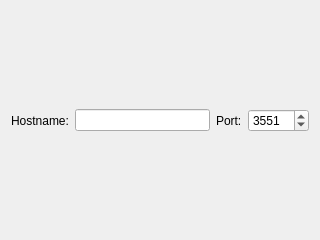
licehunter/plasma-apcups, file plasma-applet-apcups/ApcUpsPlasmoidConfiguration.ui: the form before one commit.
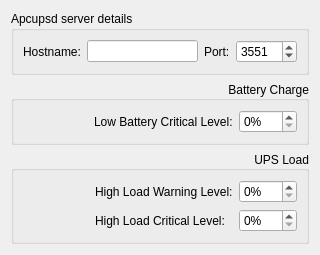
The form after the commit.

Commit message:
Added more configuration options
Now it is possible to configure the levels at which the plasmoid
will go from normal to warning to critical states, based on
battery charge and system load.

```diff
--- a/plasma-applet-apcups/ApcUpsPlasmoidConfiguration.ui
+++ b/plasma-applet-apcups/ApcUpsPlasmoidConfiguration.ui
@@ -13,20 +13,13 @@
   <property name="windowTitle">
    <string>Form</string>
   </property>
+  <layout class="QVBoxLayout" name="verticalLayout_2">
+   <item>
+    <widget class="QGroupBox" name="groupBox">
+     <property name="title">
+      <string>Apcupsd server details</string>
+     </property>
   <layout class="QVBoxLayout" name="verticalLayout">
-   <item>
-    <spacer name="verticalSpacer_2">
-     <property name="orientation">
-      <enum>Qt::Vertical</enum>
-     </property>
-     <property name="sizeHint" stdset="0">
-      <size>
-       <width>20</width>
-       <height>95</height>
-      </size>
-     </property>
-    </spacer>
-   </item>
    <item>
     <layout class="QHBoxLayout" name="horizontalLayout">
      <item>
@@ -67,18 +60,137 @@
      </item>
     </layout>
    </item>
+     </layout>
+    </widget>
+   </item>
    <item>
-    <spacer name="verticalSpacer">
+    <widget class="QGroupBox" name="groupBox_3">
+     <property name="sizePolicy">
+      <sizepolicy hsizetype="Preferred" vsizetype="Expanding">
+       <horstretch>0</horstretch>
+       <verstretch>0</verstretch>
+      </sizepolicy>
+     </property>
+     <property name="title">
+      <string>Battery Charge</string>
+     </property>
+     <property name="alignment">
+      <set>Qt::AlignRight|Qt::AlignTrailing|Qt::AlignVCenter</set>
+     </property>
+     <property name="flat">
+      <bool>false</bool>
+     </property>
+     <layout class="QGridLayout" name="gridLayout">
+      <item row="0" column="0">
+       <layout class="QHBoxLayout" name="horizontalLayout_2">
+        <item>
+         <spacer name="horizontalSpacer">
      <property name="orientation">
-      <enum>Qt::Vertical</enum>
+           <enum>Qt::Horizontal</enum>
      </property>
      <property name="sizeHint" stdset="0">
       <size>
-       <width>20</width>
-       <height>95</height>
+            <width>40</width>
+            <height>20</height>
       </size>
      </property>
     </spacer>
+        </item>
+        <item>
+         <widget class="QLabel" name="label_3">
+          <property name="text">
+           <string>Low Battery Critical Level:</string>
+          </property>
+          <property name="buddy">
+           <cstring>battChargeCritical</cstring>
+          </property>
+         </widget>
+        </item>
+       </layout>
+      </item>
+      <item row="0" column="1">
+       <widget class="QSpinBox" name="battChargeCritical">
+        <property name="suffix">
+         <string>%</string>
+        </property>
+        <property name="maximum">
+         <number>100</number>
+        </property>
+       </widget>
+      </item>
+     </layout>
+    </widget>
+   </item>
+   <item>
+    <widget class="QGroupBox" name="groupBox_4">
+     <property name="sizePolicy">
+      <sizepolicy hsizetype="Preferred" vsizetype="Expanding">
+       <horstretch>0</horstretch>
+       <verstretch>0</verstretch>
+      </sizepolicy>
+     </property>
+     <property name="title">
+      <string>UPS Load</string>
+     </property>
+     <property name="alignment">
+      <set>Qt::AlignRight|Qt::AlignTrailing|Qt::AlignVCenter</set>
+     </property>
+     <layout class="QGridLayout" name="gridLayout_2">
+      <item row="0" column="0" rowspan="2">
+       <spacer name="horizontalSpacer_2">
+        <property name="orientation">
+         <enum>Qt::Horizontal</enum>
+        </property>
+        <property name="sizeHint" stdset="0">
+         <size>
+          <width>73</width>
+          <height>20</height>
+         </size>
+        </property>
+       </spacer>
+      </item>
+      <item row="0" column="1">
+       <widget class="QLabel" name="label_4">
+        <property name="text">
+         <string>High Load Warning Level:</string>
+        </property>
+        <property name="buddy">
+         <cstring>loadPctWarning</cstring>
+        </property>
+       </widget>
+      </item>
+      <item row="0" column="2">
+       <widget class="QSpinBox" name="loadPctWarning">
+        <property name="suffix">
+         <string>%</string>
+        </property>
+        <property name="maximum">
+         <number>100</number>
+        </property>
+       </widget>
+      </item>
+      <item row="1" column="1">
+       <widget class="QLabel" name="label_5">
+        <property name="text">
+         <string>High Load Critical Level:</string>
+        </property>
+        <property name="buddy">
+         <cstring>loadPctCritical</cstring>
+        </property>
+       </widget>
+      </item>
+      <item row="1" column="2">
+       <widget class="QSpinBox" name="loadPctCritical">
+        <property name="suffix">
+         <string>%</string>
+        </property>
+        <property name="maximum">
+         <number>100</number>
+        </property>
+       </widget>
+      </item>
+     </layout>
+    </widget>
    </item>
   </layout>
  </widget>
```
Lines whose indentation alone changed are shown as unchanged. The commit also changes 5 other files.
